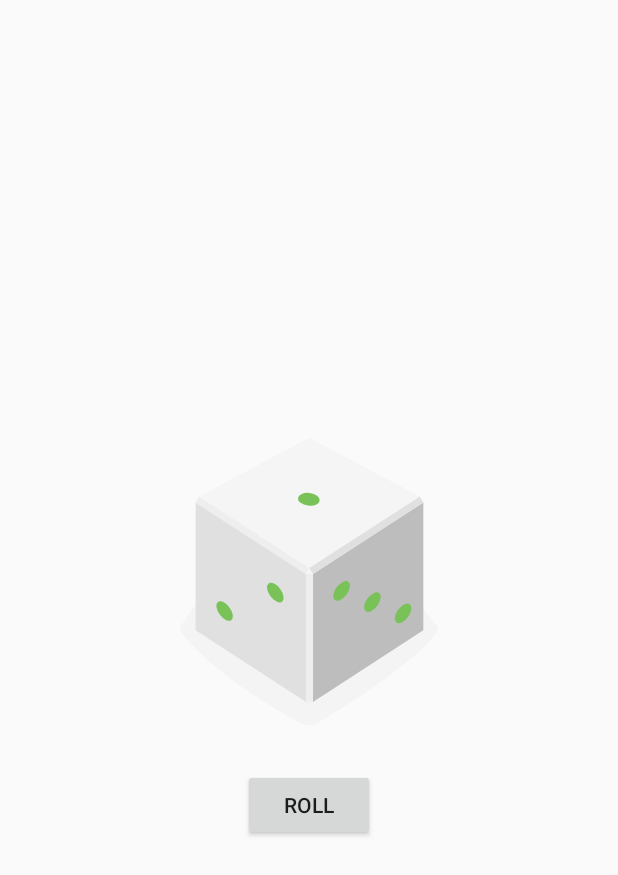
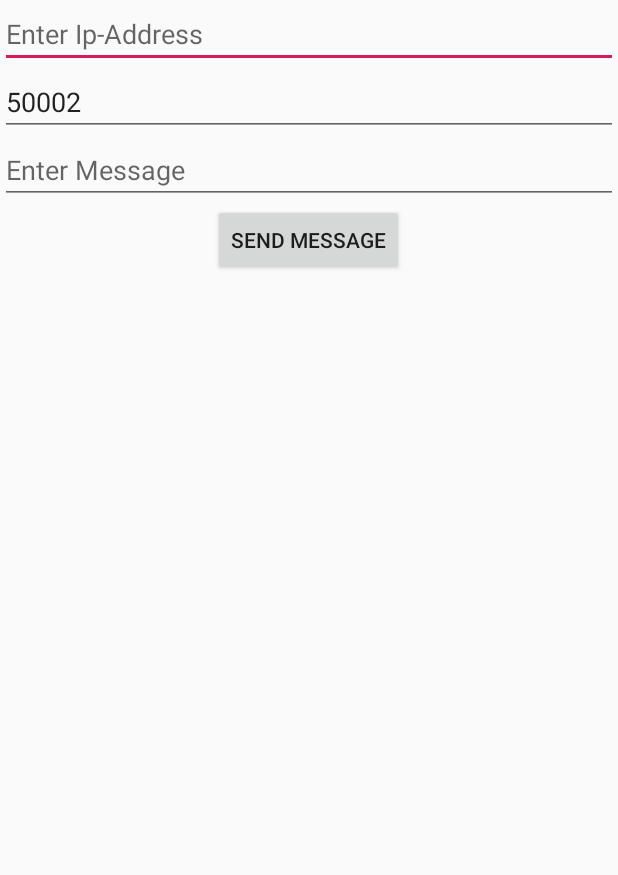
Before and after one commit to Skanny-STY/DiceRollerUdp, an Android app: the layout activity_main.xml on its own in the app's theme, with its tools: preview values and no code run, on a phone screen of 412 x 824 dp. Shown: the top 875 px of the screen. Run offline under Robolectric (Android 15) with nearby library versions, the phone set to English and light mode, and no system bars; network calls fail.

Commit message:
IP, port und Nachricht auf Oberfläche eingebbar

```diff
--- a/app/src/main/res/layout/activity_main.xml
+++ b/app/src/main/res/layout/activity_main.xml
@@ -6,24 +6,42 @@
     xmlns:app="http://schemas.android.com/apk/res-auto"
     android:layout_width="match_parent"
     android:layout_height="wrap_content"
-    android:layout_gravity="center_vertical"
+    android:layout_gravity="fill_vertical"
     android:orientation="vertical"
     tools:context=".MainActivity">
 
-    <ImageView
-        android:id="@+id/dice_image"
-        android:layout_width="wrap_content"
+    <EditText
+        android:id="@+id/ipAddress_editText"
+        android:layout_width="match_parent"
         android:layout_height="wrap_content"
-        android:layout_gravity="center_horizontal"
-        app:srcCompat="@drawable/empty_dice"
-        tools:src="@drawable/dice_1"/>
+        android:ems="10"
+        android:inputType="textPersonName"
+        android:hint="Enter Ip-Address" />
+
+    <EditText
+        android:id="@+id/port_editText"
+        android:layout_width="match_parent"
+        android:layout_height="wrap_content"
+        android:ems="10"
+        android:inputType="number"
+        android:hint="Enter Port number"
+        android:text="50002"/>
+
+    <EditText
+        android:id="@+id/message_editText"
+        android:layout_width="match_parent"
+        android:layout_height="wrap_content"
+        android:ems="10"
+        android:inputType="textPersonName"
+        android:hint="Enter Message" />
+
 
     <Button
         android:id="@+id/roll_button"
         android:layout_width="wrap_content"
         android:layout_height="wrap_content"
         android:layout_gravity="center_horizontal"
-        android:text="@string/roll"/>
+        android:text="send Message"/>
 
 
 
--- a/app/src/main/res/values/strings.xml
+++ b/app/src/main/res/values/strings.xml
@@ -1,4 +1,5 @@
 <resources>
     <string name="app_name">Dice Roller</string>
     <string name="roll">Roll</string>
+    <string name="ipAddress_hint">Enter IP-Address</string>
 </resources>
```
Also changed, not shown: app/src/main/java/com/betalab/diceroller/MainActivity.kt (+51 -41 lines).
